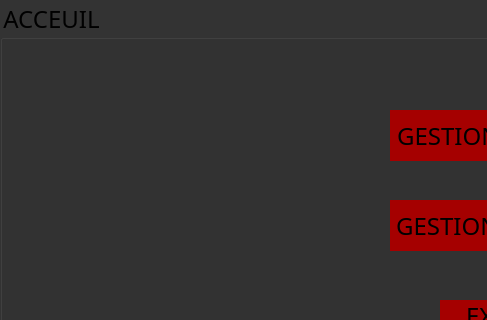
This is mainwindow.ui in semahkadri/Smart_Cinema-Application-Desktop- as Qt 5 draws it before an edit; both pictures show x 0 to 487 and y 0 to 320 of the 1013 by 527 pixel window. The edited form follows.
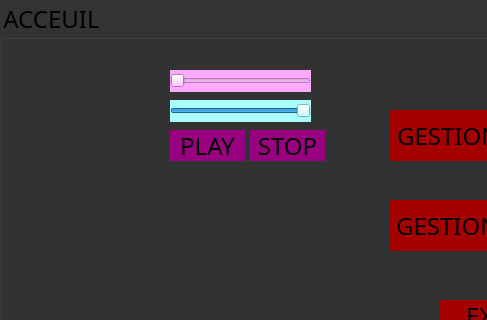
This is the edited form. Icons and pictures are not drawn.

The edit to the form file:
```diff
--- a/mainwindow.ui
+++ b/mainwindow.ui
@@ -71,7 +71,30 @@
 background:#000000;
 border-radius:60px;
 }
-</string>
+#pushButton_4
+{
+color:black;
+border-radius:60px;
+background:#99007f;
+}
+#pushButton_4:hover
+{
+color:white;
+background:#ff5500;
+border-radius:60px;
+}
+#pushButton_5
+{
+color:black;
+border-radius:60px;
+background:#99007f;
+}
+#pushButton_5:hover
+{
+color:white;
+background:#ff5500;
+border-radius:60px;
+}</string>
     </property>
     <property name="title">
      <string>ACCEUIL</string>
@@ -115,6 +138,101 @@
       <string>EXIT</string>
      </property>
     </widget>
+    <widget class="QSlider" name="sliderprogress">
+     <property name="geometry">
+      <rect>
+       <x>170</x>
+       <y>70</y>
+       <width>141</width>
+       <height>22</height>
+      </rect>
+     </property>
+     <property name="styleSheet">
+      <string notr="true">
+*{
+font-family:century gothic;
+font-size:24px;
+
+}
+QGroupBox
+{
+background:#333;
+background-image:url(:/caca.jpg);
+}
+#sliderprogress
+{
+color:black;
+border-radius:60px;
+background:#ffaaff;
+}
+</string>
+     </property>
+     <property name="orientation">
+      <enum>Qt::Horizontal</enum>
+     </property>
+    </widget>
+    <widget class="QSlider" name="slidervolume">
+     <property name="geometry">
+      <rect>
+       <x>170</x>
+       <y>100</y>
+       <width>141</width>
+       <height>22</height>
+      </rect>
+     </property>
+     <property name="styleSheet">
+      <string notr="true">
+*{
+font-family:century gothic;
+font-size:24px;
+
+}
+QGroupBox
+{
+background:#333;
+background-image:url(:/caca.jpg);
+}
+#slidervolume
+{
+color:black;
+border-radius:60px;
+background:#aaffff;
+}
+</string>
+     </property>
+     <property name="value">
+      <number>99</number>
+     </property>
+     <property name="orientation">
+      <enum>Qt::Horizontal</enum>
+     </property>
+    </widget>
+    <widget class="QPushButton" name="pushButton_4">
+     <property name="geometry">
+      <rect>
+       <x>170</x>
+       <y>130</y>
+       <width>75</width>
+       <height>31</height>
+      </rect>
+     </property>
+     <property name="text">
+      <string>PLAY</string>
+     </property>
+    </widget>
+    <widget class="QPushButton" name="pushButton_5">
+     <property name="geometry">
+      <rect>
+       <x>250</x>
+       <y>130</y>
+       <width>75</width>
+       <height>31</height>
+      </rect>
+     </property>
+     <property name="text">
+      <string>STOP</string>
+     </property>
+    </widget>
    </widget>
   </widget>
   <widget class="QMenuBar" name="menubar">
```
Left out of the diff: 6 changed lines with no effect on the pictures.
